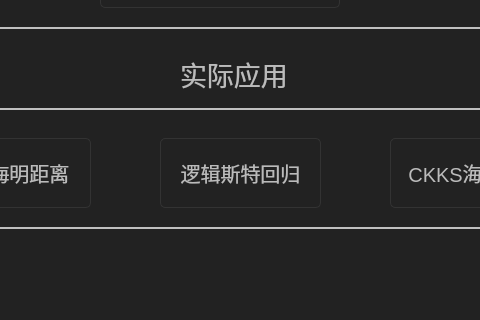
Qt form src/mainwindow.ui (YiJingGuo/HEBenchmark) before a commit; both pictures show x 152 to 632 and y 468 to 788 of the 790 by 788 pixel window.
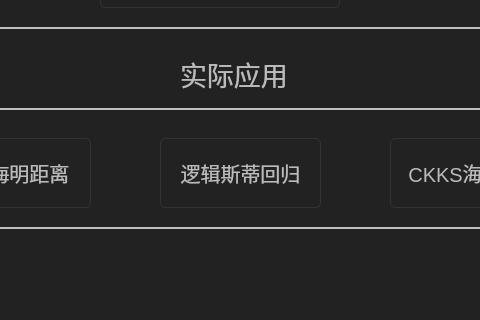
The same form after that commit. The open tabs and pages were chosen to show the change.

Patch:
```diff
--- a/src/mainwindow.ui
+++ b/src/mainwindow.ui
@@ -722,7 +722,7 @@
 }</string>
       </property>
       <property name="text">
-       <string>逻辑斯特回归</string>
+       <string>逻辑斯蒂回归</string>
       </property>
      </widget>
      <zorder>label_11</zorder>
```
